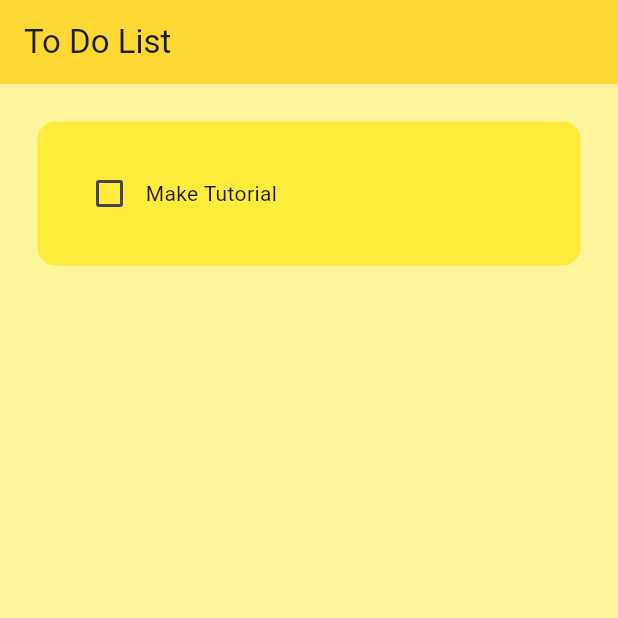
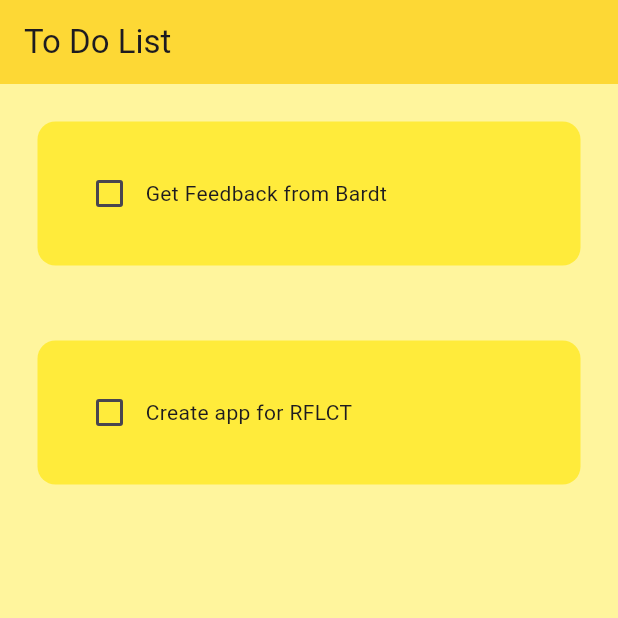
Before and after one commit to ibhaze/Flutterproject1, a Flutter app: the screen it shows after launch, on a phone screen of 412 x 824 dp, the top half of it. Run offline on Flutter 3.47's test engine with Material 3 defaults, Android fonts, the light colour scheme and no system bars; our stand-ins replace google_fonts.

Commit message:
added changes

```diff
--- a/to_do_application/lib/pages/home_page.dart
+++ b/to_do_application/lib/pages/home_page.dart
@@ -21,7 +21,14 @@ class _HomePageState extends State<HomePage> {
       body: ListView(
         children: [
          TodoTile(
-          taskName: "Make Tutorial",
+          taskName: "Get Feedback from Bardt",
+          taskCompleted: false,
+          onChanged: (p0){
+
+          },
+         ),
+          TodoTile(
+          taskName: "Create app for RFLCT",
           taskCompleted: false,
           onChanged: (p0){
 
```
Also changed, not shown: to_do_application/image.png (added), 2 other files.
